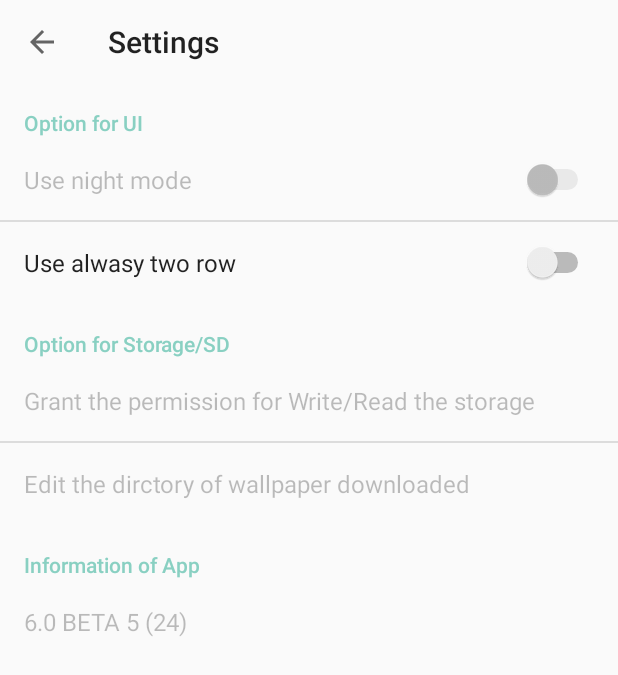
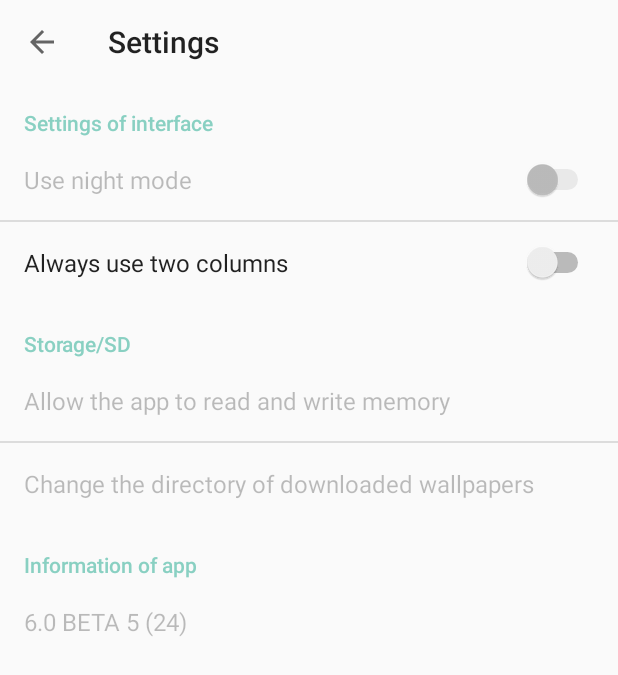
Before and after one commit to BottyIvan/Wall, an Android app: the screen it shows after launch (Settings), in the side drawer, after a tap on "Settings", on a phone screen of 412 x 824 dp. Shown: the top 675 px of the screen. Run offline under Robolectric (Android 15) with nearby library versions, the phone set to English and light mode, and no system bars; our stand-ins replace Picasso, Volley; libraries missing offline, so code that uses them is left out: com.github.florent37.picassopalette, com.koushikdutta.async, com.koushikdutta.ion; network calls fail; pictures from the network do not load.

Commit message:
improved string

```diff
--- a/app/src/main/res/values/strings.xml
+++ b/app/src/main/res/values/strings.xml
@@ -16,6 +16,14 @@
     <string name="nav_item_local">Local</string>
     <string name="nav_item_setting">Settings</string>
     <string name="nav_item_about">About</string>
+    <string name="settings_of_interface">Settings of interface</string>
+    <string name="use_night_mode">Use night mode</string>
+    <string name="always_use_two_columns">Always use two columns</string>
+    <string name="settings_for_sd">Storage/SD</string>
+    <string name="allow_the_app_to_read_and_write_memory">Allow the app to read and write memory</string>
+    <string name="change_the_directory_of_downloaded_wallpapers">Change the directory of downloaded wallpapers</string>
+    <string name="information_of_app">Information of app</string>
+    <string name="version_app">6.0 BETA 5 (24)</string>
 
     <!-- navigation drawer item labels  -->
     <string-array name="nav_drawer_labels">
--- a/app/src/main/res/xml/preferences.xml
+++ b/app/src/main/res/xml/preferences.xml
@@ -1,30 +1,30 @@
 <?xml version="1.0" encoding="utf-8"?>
 <PreferenceScreen xmlns:android="http://schemas.android.com/apk/res/android">
     <PreferenceCategory
-        android:title="Option for UI">
+        android:title="@string/settings_of_interface">
     <SwitchPreference
-        android:title="Use night mode"
+        android:title="@string/use_night_mode"
         android:defaultValue="false"
         android:key="nightmode"
         android:enabled="false"/>
     </PreferenceCategory>
-    <SwitchPreference android:title="Use alwasy two row"
+    <SwitchPreference android:title="@string/always_use_two_columns"
         android:defaultValue="false"
         android:key="tworow"/>
     <PreferenceCategory
-        android:title="Option for Storage/SD">
+        android:title="@string/settings_for_sd">
         <PreferenceScreen
-            android:title="Grant the permission for Write/Read the storage"
+            android:title="@string/allow_the_app_to_read_and_write_memory"
             android:key="grantaccess"
             android:enabled="false"/>
         <PreferenceScreen
             android:enabled="false"
-            android:title="Edit the dirctory of wallpaper downloaded"/>
+            android:title="@string/change_the_directory_of_downloaded_wallpapers"/>
     </PreferenceCategory>
     <PreferenceCategory
-        android:title="Information of App">
+        android:title="@string/information_of_app">
         <PreferenceScreen
             android:enabled="false"
-            android:title="6.0 BETA 5 (24)"/>
+            android:title="@string/version_app"/>
     </PreferenceCategory>
 </PreferenceScreen>
```
